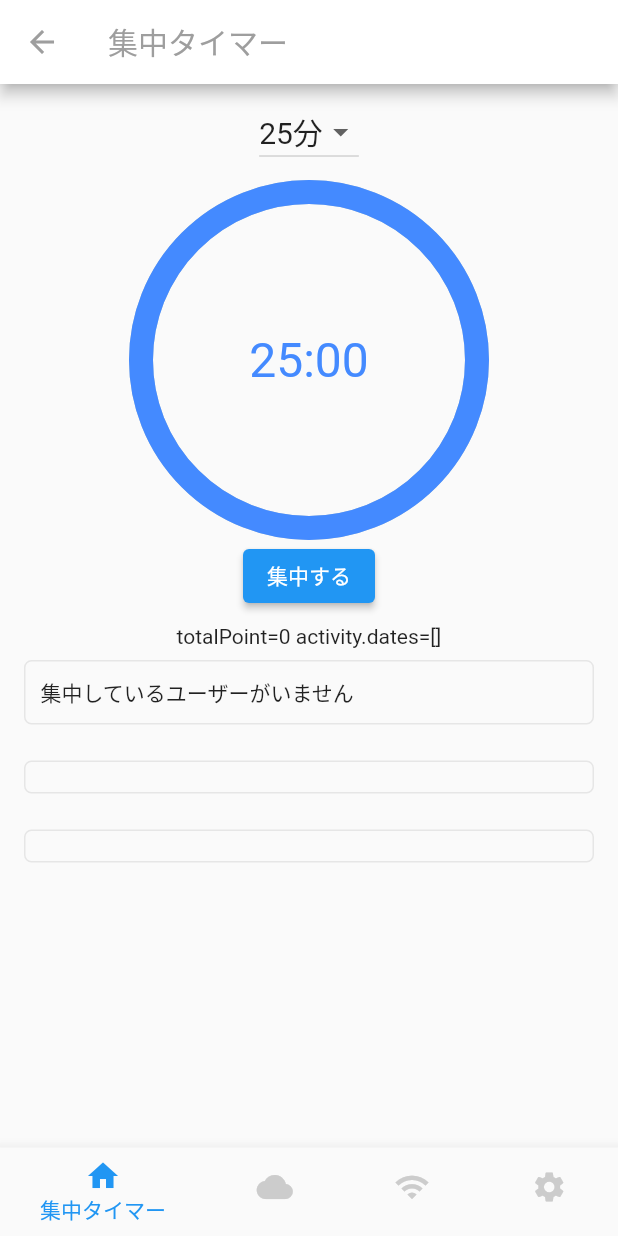
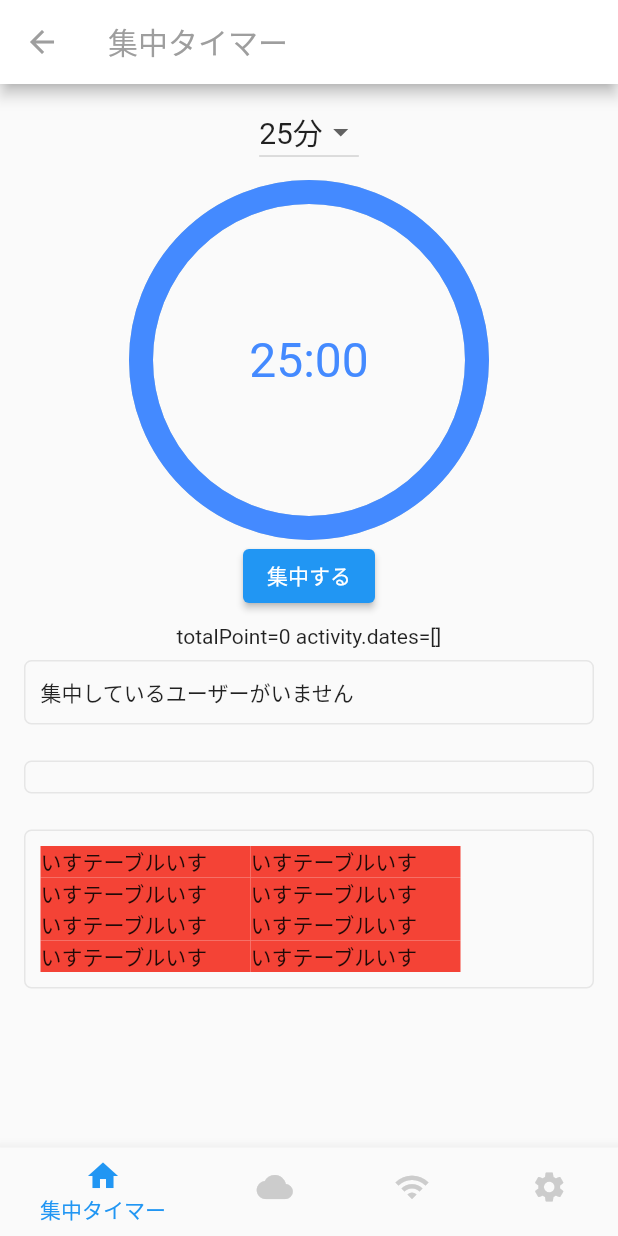
Before and after one commit to karamage/focus-cafe-flutter, a Flutter app: the HomeScreen screen opened directly, on a phone screen of 412 x 824 dp. Run offline on Flutter 3.47's test engine with Material 2 defaults, Android fonts, the phone set to English and light mode, and no system bars; drawn by our look-alikes of percent_indicator; our stand-ins replace cloud_firestore, firebase_auth, firebase_core, flutter_hooks, flutter_local_notifications, flutter_riverpod and 3 more; accounts and stored records are empty.

Commit message:
add cafe tables.

```diff
--- /dev/null
+++ b/lib/ui/widgets/cafe_table_cell.dart
@@ -0,0 +1,22 @@
+import 'package:flutter/material.dart';
+
+class CafeTableCell extends StatelessWidget {
+  final Map<String, Object> tableData;
+
+  CafeTableCell({required this.tableData});
+
+  @override
+  Widget build(BuildContext context) {
+    return Container(
+      decoration: BoxDecoration(color: Colors.red),
+      width: 140,
+      child: Row(
+        children: [
+          Text("いす"),
+          Text("テーブル"),
+          Text("いす"),
+        ],
+      ),
+    );
+  }
+}
--- a/lib/ui/widgets/cafeterace_pane.dart
+++ b/lib/ui/widgets/cafeterace_pane.dart
@@ -1,5 +1,6 @@
 import 'package:flutter/material.dart';
 import 'package:focus_cafe_flutter/data/models/rest_user.dart';
+import 'package:focus_cafe_flutter/ui/widgets/cafe_table_cell.dart';
 import 'package:focus_cafe_flutter/ui/widgets/user_avator.dart';
 
 final cafeTables = [
@@ -36,9 +37,9 @@ class CafeteracePane extends StatelessWidget {
 
   Widget buildContents(BuildContext context) {
     return Wrap(
-      children: <Widget>[
-        ...restUsers.map((user) {
-          return user.user != null ? UserAvator(user: user.user):Container();
+      children: <CafeTableCell>[
+        ...cafeTables.map((tableData) {
+          return CafeTableCell(tableData: tableData);
         }).toList()
       ],
     );
```
